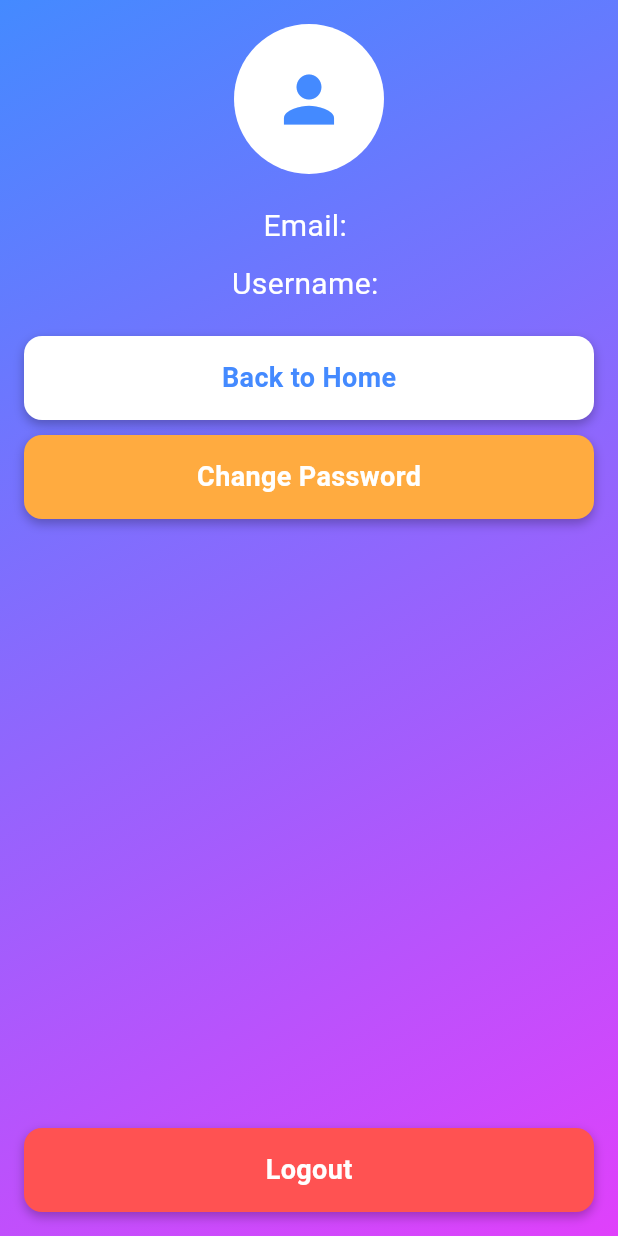
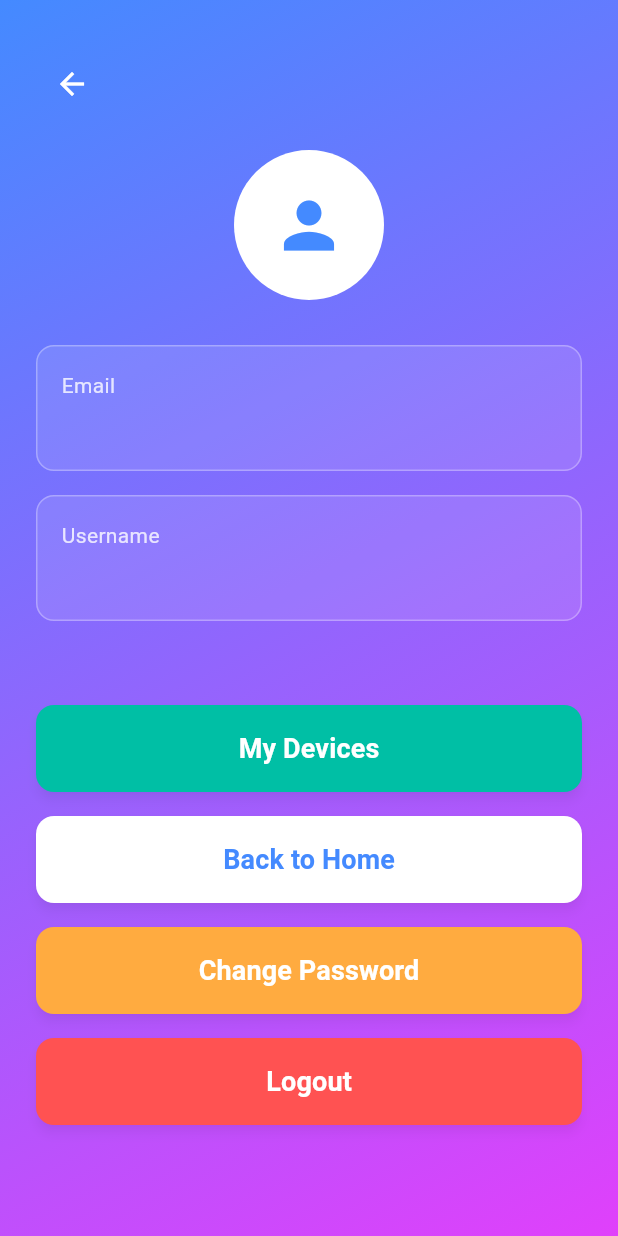
Before and after one commit to Vadum4567890/FlutterApp, a Flutter app: the ProfileScreen screen opened by its route, on a phone screen of 412 x 824 dp. Run offline on Flutter 3.47's test engine with Material 3 defaults, Android fonts, the phone set to English and light mode, and no system bars; our stand-ins replace image_picker, shared_preferences, sqflite; missing offline and left inert: mqtt_client; accounts and stored records are empty.

```diff
--- /dev/null
+++ b/lib/models/device.dart
@@ -0,0 +1,65 @@
+// ignore_for_file: always_put_required_named_parameters_first, avoid_bool_literals_in_conditional_expressions
+
+class Device {
+  int id;
+  final String name;
+  final String status;
+  final double value;
+  final String unit;
+  final String location;
+  final bool isActive;
+  final int batteryLevel;
+  final double minThreshold;
+  final double maxThreshold;
+
+  Device({
+    this.id = 0,
+    required this.name,
+    required this.status,
+    required this.value,
+    required this.unit,
+    required this.location,
+    required this.isActive,
+    required this.batteryLevel,
+    required this.minThreshold,
+    required this.maxThreshold,
+  });
+
+  static Device fromMap(Map<String, dynamic> map) {
+    return Device(
+      id: map['id'] is int ? map['id'] as int : 0,
+      name: map['name']?.toString() ?? '',
+      status: map['status']?.toString() ?? '',
+      value: (map['value'] as num?)?.toDouble() ?? 0.0,
+      unit: map['unit']?.toString() ?? '',
+      location: map['location']?.toString() ?? '',
+      isActive: map['isActive'] is bool ? map['isActive'] as bool : false,
+      batteryLevel: map['batteryLevel'] is int ? map['batteryLevel'] as int : 0,
+      minThreshold: (map['minThreshold'] as num?)?.toDouble() ?? 0.0,
+      maxThreshold: (map['maxThreshold'] as num?)?.toDouble() ?? 100.0,
+    );
+  }
+
+  Map<String, dynamic> toMap() {
+    final map = {
+      'name': name,
+      'status': status,
+      'value': value,
+      'unit': unit,
+      'location': location,
+      'isActive': isActive,
+      'batteryLevel': batteryLevel,
+      'minThreshold': minThreshold,
+      'maxThreshold': maxThreshold,
+    };
+    if (id != 0) {
+      map['id'] = id;
+    }
+    return map;
+  }
+
+  @override
+  String toString() {
+    return 'Device{id: $id, name: $name, value: $value $unit, status: $status, location: $location}';
+  }
+}
--- a/lib/models/user.dart
+++ b/lib/models/user.dart
@@ -1,16 +1,19 @@
 import 'package:my_project/models/article.dart';
+import 'package:my_project/models/device.dart';
 
 class User {
   final String username;
   String password;
   final String email;
   final List<Article>? articles;
+  final List<Device>? devices;
 
   User({
     required this.username,
     required this.password,
     required this.email,
     this.articles,
+    this.devices,
   });
 
   void updatePassword(String newPassword) {
@@ -18,13 +21,21 @@ class User {
   }
 
   static User fromMap(Map<String, dynamic> map) {
-    final articlesList = (map['articles'] as List<dynamic>?)?.map((articleMap) => Article.fromMap(articleMap as Map<String, dynamic>)).toList();
+    final articlesList = (map['articles'] as List<dynamic>?)
+        ?.map(
+            (articleMap) => Article.fromMap(articleMap as Map<String, dynamic>))
+        .toList();
+
+    final devicesList = (map['devices'] as List<dynamic>?)
+        ?.map((deviceMap) => Device.fromMap(deviceMap as Map<String, dynamic>))
+        .toList();
 
     return User(
       username: map['username'] as String,
       password: map['password'] as String,
       email: map['email'] as String,
       articles: articlesList,
+      devices: devicesList,
     );
   }
 
@@ -34,6 +45,7 @@ class User {
       'password': password,
       'email': email,
       'articles': articles?.map((article) => article.toMap()).toList() ?? [],
+      'devices': devices?.map((device) => device.toMap()).toList() ?? [],
     };
   }
 }
--- a/lib/screens/profile.screen.dart
+++ b/lib/screens/profile.screen.dart
@@ -1,9 +1,10 @@
-// ignore_for_file: avoid_redundant_argument_values, library_private_types_in_public_api
+// ignore_for_file: library_private_types_in_public_api, inference_failure_on_instance_creation, inference_failure_on_function_invocation
 
 import 'package:flutter/material.dart';
 import 'package:my_project/domain/services/auth_service.dart';
 import 'package:my_project/models/user.dart';
 import 'package:my_project/screens/additional/change_password_dialog.dart';
+import 'package:my_project/screens/devices_screen.dart';
 
 class ProfileScreen extends StatefulWidget {
   final AuthService authService;
@@ -39,6 +40,34 @@ class _ProfileScreenState extends State<ProfileScreen> {
     );
   }
 
+  // Function to show the logout confirmation dialog
+  void _showLogoutConfirmationDialog(BuildContext context) {
+    showDialog(
+      context: context,
+      builder: (BuildContext context) {
+        return AlertDialog(
+          title: const Text('Are you sure?'),
+          content: const Text('Do you want to log out of your account?'),
+          actions: <Widget>[
+            TextButton(
+              child: const Text('No'),
+              onPressed: () {
+                Navigator.of(context).pop(); // Close the dialog
+              },
+            ),
+            TextButton(
+              child: const Text('Yes'),
+              onPressed: () {
+                widget.authService.logout();
+                Navigator.pushReplacementNamed(context, '/login');
+              },
+            ),
+          ],
+        );
+      },
+    );
+  }
+
   @override
   Widget build(BuildContext context) {
     return Scaffold(
@@ -50,130 +79,86 @@ class _ProfileScreenState extends State<ProfileScreen> {
             end: Alignment.bottomRight,
           ),
         ),
-        child: Center(
+        child: SafeArea(
           child: Padding(
-            padding: const EdgeInsets.all(16.0),
+            padding:
+                const EdgeInsets.symmetric(horizontal: 24.0, vertical: 32.0),
             child: Column(
-              mainAxisAlignment: MainAxisAlignment.start,
+              children: [
+                Align(
+                  alignment: Alignment.topLeft,
+                  child: IconButton(
+                    icon: const Icon(Icons.arrow_back, color: Colors.white),
+                    onPressed: () => Navigator.pop(context),
+                  ),
+                ),
+                const SizedBox(height: 20),
+                Expanded(
+                  child: SingleChildScrollView(
+                    child: Column(
+                      mainAxisAlignment: MainAxisAlignment.center,
                       children: [
                         CircleAvatar(
                           radius: 50,
                           backgroundColor: Colors.white,
-                  child: Icon(Icons.person, size: 50, color: Colors.blueAccent),
+                          child: Icon(Icons.person,
+                              size: 50, color: Colors.blueAccent),
                         ),
-                const SizedBox(height: 20),
+                        const SizedBox(height: 30),
                         if (user == null)
                           const CircularProgressIndicator()
                         else
                           Column(
                             children: [
-                      Text(
-                        'Email: ${user?.email}',
-                        style: const TextStyle(
-                          fontSize: 20,
+                              _buildInfoCard('Email', user?.email),
+                              _buildInfoCard('Username', user?.username),
+                            ],
+                          ),
+                        const SizedBox(height: 40),
+
+                        // Кнопка переходу на DevicesScreen
+                        _buildActionButton(
+                          text: 'My Devices',
+                          color: Colors.tealAccent.shade700,
+                          textColor: Colors.white,
+                          onPressed: () {
+                            Navigator.push(
+                              context,
+                              MaterialPageRoute(
+                                builder: (context) => const DevicesScreen(),
+                              ),
+                            );
+                          },
+                        ),
+
+                        const SizedBox(height: 16),
+
+                        _buildActionButton(
+                          text: 'Back to Home',
                           color: Colors.white,
+                          textColor: Colors.blueAccent,
+                          onPressed: () => Navigator.pop(context),
                         ),
+
+                        const SizedBox(height: 16),
+
+                        _buildActionButton(
+                          text: 'Change Password',
+                          color: Colors.orangeAccent,
+                          textColor: Colors.white,
+                          onPressed: () => _showChangePasswordDialog(context),
                         ),
-                      const SizedBox(height: 10),
-                      Text(
-                        'Username: ${user?.username}',
-                        style: const TextStyle(
-                          fontSize: 20,
-                          color: Colors.white,
-                        ),
+
+                        const SizedBox(height: 16),
+
+                        _buildActionButton(
+                          text: 'Logout',
+                          color: Colors.redAccent,
+                          textColor: Colors.white,
+                          onPressed: () =>
+                              _showLogoutConfirmationDialog(context),
                         ),
                       ],
-                  ),
-                const SizedBox(height: 20),
-                GestureDetector(
-                  onTap: () => Navigator.pop(context),
-                  child: Container(
-                    width: double.infinity,
-                    padding: const EdgeInsets.symmetric(vertical: 15),
-                    decoration: BoxDecoration(
-                      color: Colors.white,
-                      borderRadius: BorderRadius.circular(12),
-                      boxShadow: [
-                        BoxShadow(
-                          color: Colors.black26,
-                          blurRadius: 5,
-                          offset: const Offset(0, 3),
-                        ),
-                      ],
-                    ),
-                    child: const Center(
-                      child: Text(
-                        'Back to Home',
-                        style: TextStyle(
-                          fontSize: 18,
-                          fontWeight: FontWeight.bold,
-                          color: Colors.blueAccent,
-                        ),
-                      ),
-                    ),
-                  ),
-                ),
-                const SizedBox(height: 10),
-                GestureDetector(
-                  onTap: () {
-                    _showChangePasswordDialog(context);
-                  },
-                  child: Container(
-                    width: double.infinity,
-                    padding: const EdgeInsets.symmetric(vertical: 15),
-                    decoration: BoxDecoration(
-                      color: Colors.orangeAccent,
-                      borderRadius: BorderRadius.circular(12),
-                      boxShadow: [
-                        BoxShadow(
-                          color: Colors.black26,
-                          blurRadius: 5,
-                          offset: const Offset(0, 3),
-                        ),
-                      ],
-                    ),
-                    child: const Center(
-                      child: Text(
-                        'Change Password',
-                        style: TextStyle(
-                          fontSize: 18,
-                          fontWeight: FontWeight.bold,
-                          color: Colors.white,
-                        ),
-                      ),
-                    ),
-                  ),
-                ),
-                const SizedBox(height: 10),
-                const Spacer(),
-                GestureDetector(
-                  onTap: () {
-                    widget.authService.logout();
-                    Navigator.pushReplacementNamed(context, '/login');
-                  },
-                  child: Container(
-                    width: double.infinity,
-                    padding: const EdgeInsets.symmetric(vertical: 15),
-                    decoration: BoxDecoration(
-                      color: Colors.redAccent,
-                      borderRadius: BorderRadius.circular(12),
-                      boxShadow: [
-                        BoxShadow(
-                          color: Colors.black26,
-                          blurRadius: 5,
-                          offset: const Offset(0, 3),
-                        ),
-                      ],
-                    ),
-                    child: const Center(
-                      child: Text(
-                        'Logout',
-                        style: TextStyle(
-                          fontSize: 18,
-                          fontWeight: FontWeight.bold,
-                          color: Colors.white,
-                        ),
-                      ),
                     ),
                   ),
                 ),
@@ -184,4 +169,69 @@ class _ProfileScreenState extends State<ProfileScreen> {
       ),
     );
   }
+
+  Widget _buildInfoCard(String label, String? value) {
+    return Container(
+      width: double.infinity,
+      padding: const EdgeInsets.all(16),
+      margin: const EdgeInsets.only(bottom: 16),
+      decoration: BoxDecoration(
+        color: Colors.white.withOpacity(0.1),
+        borderRadius: BorderRadius.circular(12),
+        border: Border.all(color: Colors.white.withOpacity(0.3)),
+      ),
+      child: Column(
+        crossAxisAlignment: CrossAxisAlignment.start,
+        children: [
+          Text(
+            label,
+            style: TextStyle(
+              fontSize: 14,
+              color: Colors.white.withOpacity(0.8),
+            ),
+          ),
+          const SizedBox(height: 4),
+          Text(
+            value ?? 'Not available',
+            style: const TextStyle(
+              fontSize: 18,
+              color: Colors.white,
+              fontWeight: FontWeight.bold,
+            ),
+          ),
+        ],
+      ),
+    );
   }
+
+  Widget _buildActionButton({
+    required String text,
+    required Color color,
+    required Color textColor,
+    required VoidCallback onPressed,
+  }) {
+    return SizedBox(
+      width: double.infinity,
+      child: ElevatedButton(
+        style: ElevatedButton.styleFrom(
+          backgroundColor: color,
+          padding: const EdgeInsets.symmetric(vertical: 16),
+          shape: RoundedRectangleBorder(
+            borderRadius: BorderRadius.circular(12),
+          ),
+          elevation: 3,
+          shadowColor: Colors.black26,
+        ),
+        onPressed: onPressed,
+        child: Text(
+          text,
+          style: TextStyle(
+            fontSize: 18,
+            fontWeight: FontWeight.bold,
+            color: textColor,
+          ),
+        ),
+      ),
+    );
+  }
+}
--- a/pubspec.yaml
+++ b/pubspec.yaml
@@ -38,6 +38,8 @@ dependencies:
   shared_preferences: ^2.5.3
   sqflite: ^2.4.1
   path: ^1.9.0
+  mqtt_client: ^10.0.0
+  path_provider: ^2.0.10
 
 dev_dependencies:
   flutter_test:
```
Also changed, not shown: lib/data/local/article_database.dart (+12 -11 lines), lib/domain/services/mqtt_service.dart (added, +48 -0 lines), lib/main.dart (+11 -4 lines), lib/models/article.dart (+10 -7 lines), lib/screens/add_article_screen.dart (+24 -5 lines), lib/screens/article_list_screen.dart (+42 -20 lines), lib/screens/devices_screen.dart (added, +97 -0 lines), lib/screens/non_found_screen.dart (added, +34 -0 lines), pubspec.lock, 46 other files. Lines whose indentation alone changed are shown as unchanged.
